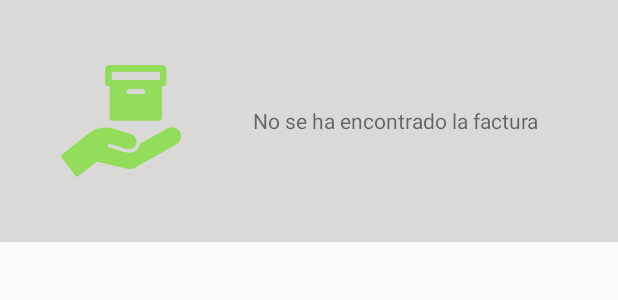
After one commit to Malone/sistemarepartomovil, an Android app: the layout notfound_invoice.xml on its own in the app's theme, with its tools: preview values and no code run, on a phone screen of 412 x 824 dp. The commit adds this screen. Shown: the top 300 px of the screen. Run offline under Robolectric (Android 15) with nearby library versions, the phone set to English and light mode, and no system bars; network calls fail.

Commit message:
Busqueda Facturas

```diff
--- a/app/src/main/java/com/adis/srm/sistemarepartomovil/activity/EntregarActivity.java
+++ b/app/src/main/java/com/adis/srm/sistemarepartomovil/activity/EntregarActivity.java
@@ -56,7 +56,7 @@ public class EntregarActivity extends AppCompatActivity {
         btnConfirmar.setOnClickListener(new View.OnClickListener() {
             @Override
             public void onClick(View view) {
-                Retriever.entregarPedido(idPedido);
+                Retriever.procesarPedido(numFactura,"entregado");
                 AlertDialog.Builder builder = new AlertDialog.Builder(EntregarActivity.this);
                 builder.setMessage("Pedido entregado")
                         .setPositiveButton("Ok", new DialogInterface.OnClickListener(){
--- a/app/src/main/java/com/adis/srm/sistemarepartomovil/activity/NoEntregarActivity.java
+++ b/app/src/main/java/com/adis/srm/sistemarepartomovil/activity/NoEntregarActivity.java
@@ -59,6 +59,7 @@ public class NoEntregarActivity extends AppCompatActivity implements AdapterView
                 reporteNoEntrega.setNumFactura(numFactura);
                 reporteNoEntrega.setMotivo(etMotivo.getText().toString());
                 reporteNoEntrega.save();
+                Retriever.procesarPedido(numFactura, "no entregado");
                 AlertDialog.Builder builder = new AlertDialog.Builder(NoEntregarActivity.this);
                 builder.setMessage("Incidente Reportado")
                         .setPositiveButton("Ok", new DialogInterface.OnClickListener(){
--- a/app/src/main/java/com/adis/srm/sistemarepartomovil/parsepersist/JsonParserPersister.java
+++ b/app/src/main/java/com/adis/srm/sistemarepartomovil/parsepersist/JsonParserPersister.java
@@ -23,7 +23,6 @@ public class JsonParserPersister {
 
     public static void parse(String response){
         try {
-            bulkDatabase();
             JSONObject jsonResponse = new JSONObject(response);
             JSONObject repartidorJson = jsonResponse.getJSONObject(Constants.JSON_REPARTIDOR);
             Repartidor repartidor = persistRepartidor(repartidorJson);
@@ -122,6 +121,7 @@ public class JsonParserPersister {
 
     public static void parseNoEntrega(String response){
         try {
+            bulkDatabase();
             JSONObject jsonResponse = new JSONObject(response);
             JSONArray noEntregadoArray = jsonResponse.getJSONArray(Constants.JSON_NO_ENTREGADO);
             for(int i = 0; i < noEntregadoArray.length(); i++){
--- a/app/src/main/java/com/adis/srm/sistemarepartomovil/request/DispatchRequest.java
+++ b/app/src/main/java/com/adis/srm/sistemarepartomovil/request/DispatchRequest.java
@@ -8,7 +8,7 @@ import com.android.volley.toolbox.StringRequest;
  */
 public class DispatchRequest extends StringRequest {
 
-    private static final String DISPATCH_REQUEST_URL = "https://api.myjson.com/bins/m4tg";
+    private static final String DISPATCH_REQUEST_URL = "https://api.myjson.com/bins/3jyb4";
 
 
     public DispatchRequest(Response.Listener<String> listener){
--- /dev/null
+++ b/app/src/main/res/drawable/color_cursor.xml
@@ -0,0 +1,5 @@
+<?xml version="1.0" encoding="utf-8"?>
+<shape xmlns:android="http://schemas.android.com/apk/res/android" >
+    <size android:width="3dp" />
+    <solid android:color="#0000ff"  />
+</shape>
--- a/app/src/main/res/layout/activity_despatch.xml
+++ b/app/src/main/res/layout/activity_despatch.xml
@@ -32,7 +32,9 @@
                 android:width="300dp"
                 android:textIsSelectable="false"
                 android:textSize="18dp"
-                android:singleLine="true" />
+                android:singleLine="true"
+                android:backgroundTint="#0000ff"
+                android:textCursorDrawable="@drawable/color_cursor"/>
 
             <ImageView
                 android:layout_width="29dp"
--- /dev/null
+++ b/app/src/main/res/layout/notfound_invoice.xml
@@ -0,0 +1,45 @@
+<?xml version="1.0" encoding="utf-8"?>
+<LinearLayout xmlns:android="http://schemas.android.com/apk/res/android"
+    android:layout_width="match_parent"
+    android:layout_height="wrap_content"
+    android:orientation="horizontal"
+    android:padding="25dp"
+    android:background="#dbd8d8">
+
+    <LinearLayout
+        android:layout_width="wrap_content"
+        android:layout_height="wrap_content"
+        android:layout_marginLeft="5dp"
+        android:layout_marginTop="5dp"
+        android:layout_marginRight="10dp"
+        android:layout_marginBottom="5dp"
+        android:padding="10dp"
+        android:layout_gravity="center">
+
+        <ImageView
+            android:layout_width="80dp"
+            android:layout_height="80dp"
+            android:id="@+id/ivFactura"
+            android:src="@drawable/delivery"
+            android:layout_gravity="center" />
+    </LinearLayout>
+
+    <LinearLayout
+        android:orientation="vertical"
+        android:layout_width="match_parent"
+        android:layout_height="match_parent"
+        android:padding="5dp"
+        android:layout_margin="5dp">
+
+        <TextView
+            android:layout_width="match_parent"
+            android:layout_height="match_parent"
+            android:text="No se ha encontrado la factura"
+            android:id="@+id/tvFactura"
+            android:allowUndo="false"
+            android:ellipsize="none"
+            android:scrollHorizontally="false"
+            android:gravity="center_vertical|center_horizontal" />
+
+    </LinearLayout>
+</LinearLayout>
```
Also changed, not shown: app/src/main/java/com/adis/srm/sistemarepartomovil/activity/DispatchActivity.java (+50 -4 lines), app/src/main/java/com/adis/srm/sistemarepartomovil/parsepersist/Retriever.java (+4 -4 lines).
